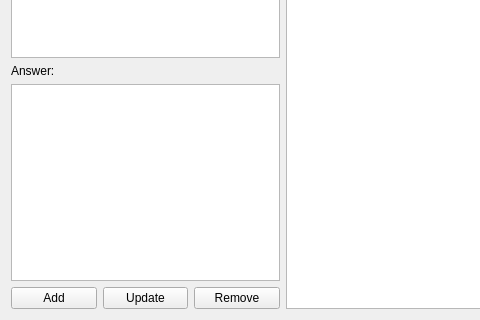
Above: Views/questionview.ui from ArkadiuszStanislawLega/Flashcards_Qt before the change; both pictures show x 0 to 480 and y 171 to 491 of the 565 by 491 pixel window. Below: the same form after it.
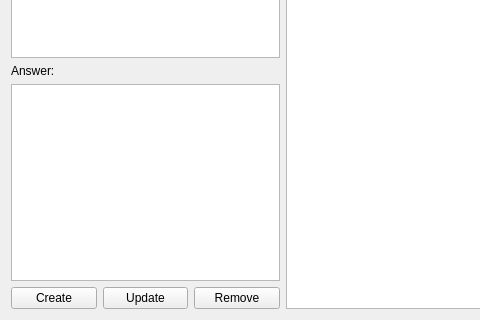
That is the form after the change.

```diff
--- a/Views/questionview.ui
+++ b/Views/questionview.ui
@@ -43,7 +43,7 @@
          <item>
           <widget class="QPushButton" name="b_add">
            <property name="text">
-            <string>Add</string>
+            <string>Create</string>
            </property>
           </widget>
          </item>
```
Left out of the diff: 6 changed lines with no effect on the pictures.
